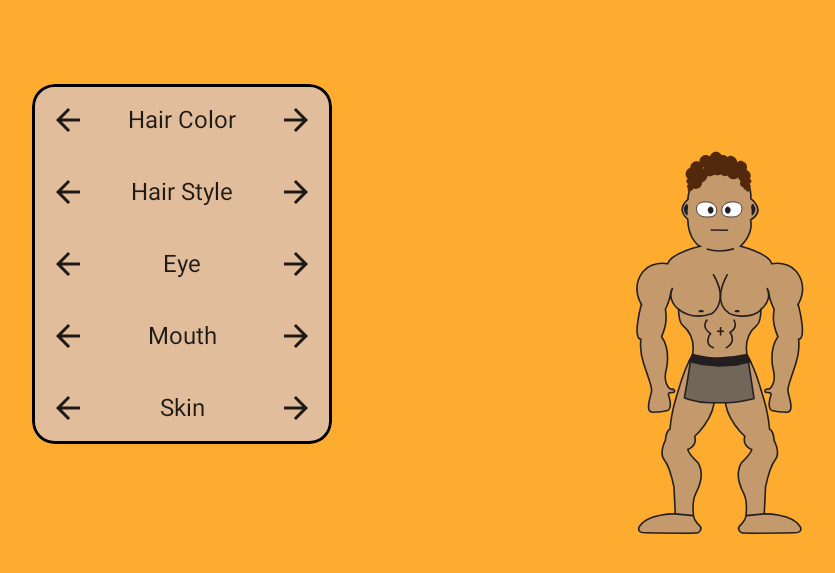
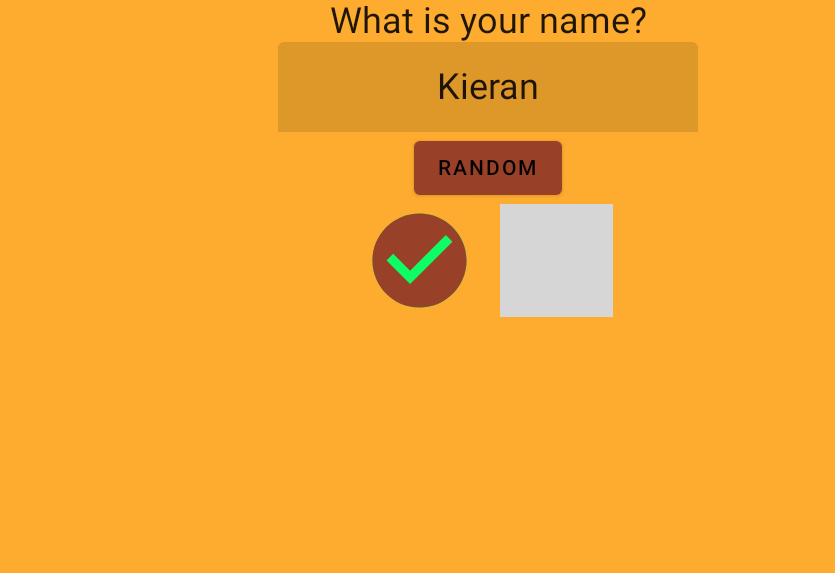
Before and after one commit to DavidSpartan95/SwordsSocks, an Android app built with Jetpack Compose: the screen it shows after launch (MainActivity), on a phone screen of 824 x 412 dp (held sideways). Shown: the top 573 px of the screen, without its empty margins (130-965 px from the left). Run offline under Robolectric (Android 15) with nearby library versions, the phone set to English and light mode, and no system bars; grey boxes are pictures that could not be loaded.

Commit message:
Commit 8 implemented name selection screen, and random name generator

```diff
--- a/app/src/main/java/com/example/swordssocks/characters/paintCharacter.kt
+++ b/app/src/main/java/com/example/swordssocks/characters/paintCharacter.kt
@@ -85,7 +85,7 @@ fun AnimatableCharacter(attack:Pair<Boolean,String>, num:Int) {
     Box(Modifier, Alignment.Center) {
         //Body
         Image(
-            painter = painterResource(R.drawable.asset_1),
+            painter = painterResource(R.drawable.character_base_tan),
             contentDescription = null,
             modifier = Modifier
                 .size(200.dp)
@@ -94,7 +94,7 @@ fun AnimatableCharacter(attack:Pair<Boolean,String>, num:Int) {
         )
         //Hair
         Image(
-            painter = painterResource(R.drawable.asset_2),
+            painter = painterResource(R.drawable.character_hair_1),
             contentDescription = null,
             modifier = Modifier
                 .size(200.dp)
--- /dev/null
+++ b/app/src/main/java/com/example/swordssocks/characters/randomNames.kt
@@ -0,0 +1,62 @@
+package com.example.swordssocks.characters
+
+import kotlin.random.Random
+
+fun randomNameGenerator():String{
+    val randomIndex = Random.nextInt(50)
+    return  maleNames[randomIndex]
+}
+val maleNames = arrayOf(
+    "Aldric",
+    "Bryce",
+    "Cedric",
+    "Dorian",
+    "Edric",
+    "Finnian",
+    "Gareth",
+    "Hadrian",
+    "Isidore",
+    "Jareth",
+    "Kael",
+    "Lorcan",
+    "Mael",
+    "Nikolai",
+    "Oberon",
+    "Percival",
+    "Quintus",
+    "Roland",
+    "Sebastian",
+    "Thaddeus",
+    "Ulric",
+    "Vance",
+    "Wesley",
+    "Xander",
+    "Yorick",
+    "Zephyr",
+    "Alaric",
+    "Balthazar",
+    "Cassius",
+    "Darius",
+    "Emeric",
+    "Felix",
+    "Gideon",
+    "Hector",
+    "Ignatius",
+    "Jasper",
+    "Kieran",
+    "Leopold",
+    "Malachi",
+    "Nathaniel",
+    "Orlando",
+    "Peregrine",
+    "Quentin",
+    "Roderick",
+    "Seamus",
+    "Theodore",
+    "Uriah",
+    "Valerian",
+    "Wilhelm",
+    "Xavier",
+    "Yarrow",
+    "Zephyrus"
+)
--- a/app/src/main/java/com/example/swordssocks/gameComponents/CreationScreen.kt
+++ b/app/src/main/java/com/example/swordssocks/gameComponents/CreationScreen.kt
@@ -1,33 +1,92 @@
 package com.example.swordssocks.gameComponents
 
+import android.view.MotionEvent
+import androidx.compose.foundation.Image
 import androidx.compose.foundation.background
 import androidx.compose.foundation.border
 import androidx.compose.foundation.layout.*
 import androidx.compose.foundation.shape.RoundedCornerShape
-import androidx.compose.material.Icon
-import androidx.compose.material.IconButton
-import androidx.compose.material.Text
+import androidx.compose.material.*
 import androidx.compose.material.icons.Icons
 import androidx.compose.material.icons.filled.ArrowBack
 import androidx.compose.material.icons.filled.ArrowForward
-import androidx.compose.runtime.Composable
-import androidx.compose.runtime.collectAsState
-import androidx.compose.runtime.getValue
+import androidx.compose.runtime.*
 import androidx.compose.ui.Alignment
+import androidx.compose.ui.Alignment.Companion.Center
+import androidx.compose.ui.ExperimentalComposeUiApi
 import androidx.compose.ui.Modifier
+import androidx.compose.ui.draw.alpha
 import androidx.compose.ui.draw.clip
 import androidx.compose.ui.graphics.Color
 import androidx.compose.ui.graphics.ColorFilter
+import androidx.compose.ui.input.pointer.pointerInteropFilter
+import androidx.compose.ui.res.painterResource
+import androidx.compose.ui.text.style.TextAlign
 import androidx.compose.ui.unit.dp
+import androidx.compose.ui.unit.sp
 import com.example.swordssocks.characters.CharacterBox
 import com.example.swordssocks.ui.theme.SandPaper
 import com.example.swordssocks.viewModel.CharacterViewModel
+import com.example.swordssocks.R
+import com.example.swordssocks.characters.randomNameGenerator
 
 var charViewModel = CharacterViewModel()
 
 @Composable
 fun CreationScreen() {
+    var screenSelected by remember { mutableStateOf(1) }
 
+    when (screenSelected){
+        1 ->{PickName({screenSelected++},{})}
+        2 ->{Customization({},{screenSelected--})}
+        3 ->{Customization({},{screenSelected--})}
+    }
+
+}
+
+@Composable
+fun PickName(fnForward: () -> Unit,fnBack:() -> Unit) {
+
+    var name by remember {mutableStateOf(randomNameGenerator())}
+
+    Column(Modifier.fillMaxWidth(),horizontalAlignment = Alignment.CenterHorizontally) {
+
+        Text(text = "What is your name?", fontSize = 24.sp)
+        TextField(
+            value = name,
+            onValueChange = {name = it},
+            textStyle = LocalTextStyle.current.copy(textAlign = TextAlign.Center,fontSize = 24.sp),
+            colors = TextFieldDefaults.textFieldColors(
+                disabledTextColor = Color.Transparent,
+                focusedIndicatorColor = Color.Transparent,
+                unfocusedIndicatorColor = Color.Transparent,
+                disabledIndicatorColor = Color.Transparent
+            )
+        )
+        //Random Generator Button
+        Button(
+            onClick = { name = randomNameGenerator() },
+            colors = ButtonDefaults.buttonColors(backgroundColor = Color(153,64,40))
+        ) {
+            Text(text = "RANDOM")
+        }
+        Row(
+            Modifier.width(200.dp),
+            horizontalArrangement = Arrangement.SpaceEvenly
+        ) {
+            CheckButton(image = Pair(
+                R.drawable.button_check_back,
+                R.drawable.button_check_front
+            )){fnForward.invoke()}
+            CheckButton(image = Pair(
+                R.drawable.button_cancel_back,
+                R.drawable.button_cancel_front
+            )){}
+        }
+    }
+}
+@Composable
+fun Customization(fnForward: () -> Unit,fnBack:() -> Unit) {
     val hairColor by charViewModel.hairColor.collectAsState()
     val hairStyle by charViewModel.hairStyle.collectAsState()
     val eyes by charViewModel.eye.collectAsState()
@@ -65,6 +124,20 @@ fun CreationScreen() {
                         {charViewModel.cycleSkin("forwards")}
                     )
                 }
+                Row(
+                    Modifier.width(200.dp),
+                    horizontalArrangement = Arrangement.SpaceEvenly
+                ) {
+                    CheckButton(image = Pair(
+                        R.drawable.button_check_back,
+                        R.drawable.button_check_front
+                    )){}
+                    CheckButton(image = Pair(
+                        R.drawable.button_cancel_back,
+                        R.drawable.button_cancel_front
+                    )){fnBack.invoke()}
+
+                }
             }
             CharacterBox(
                 hairColor = ColorFilter.tint(hairColor),
@@ -83,7 +156,7 @@ fun AppearanceSelectorBox(content: @Composable () -> Unit) {
         Modifier
             .heightIn(100.dp)
             .width(200.dp)
-            .clip(RoundedCornerShape(15.dp, 15.dp, 15.dp, 15.dp))
+            .clip(RoundedCornerShape(15.dp))
             .background(SandPaper)
             .border(
                 width = 2.dp,
@@ -115,3 +188,49 @@ fun SelectorButtons(text:String, ArrowBack:()-> Unit,ArrowForward:()-> Unit) {
         }
     }
 }
+
+@OptIn(ExperimentalComposeUiApi::class)
+@Composable
+fun CheckButton(image:Pair<Int,Int>, fn:() -> Unit) {
+    var opacity by remember { mutableStateOf(1f) }
+    var size by remember { mutableStateOf(75) }
+    var isBeingPressed by remember { mutableStateOf(false) }
+
+    Box(
+        modifier = Modifier
+            .size(75.dp)
+            .pointerInteropFilter { motionEvent ->
+                when (motionEvent.action) {
+                    MotionEvent.ACTION_DOWN -> {
+                        isBeingPressed = true
+                        size = 65
+                        opacity = 0.5f
+                    }
+                    MotionEvent.ACTION_UP -> {
+                        isBeingPressed = false
+                        size = 75
+                        opacity = 1f
+                        fn.invoke()
+                    }
+                }
+                true
+            }
+    ) {
+        Image(
+            painter = painterResource(image.first),
+            contentDescription = null,
+            modifier = Modifier
+                .size(size.dp)
+                .alpha(opacity)
+                .align(Center)
+        )
+        Image(
+            painter = painterResource(image.second),
+            contentDescription = null,
+            modifier = Modifier
+                .size(size.dp)
+                .alpha(opacity)
+                .align(Center)
+        )
+    }
+}
--- a/app/src/main/java/com/example/swordssocks/viewModel/CharacterViewModel.kt
+++ b/app/src/main/java/com/example/swordssocks/viewModel/CharacterViewModel.kt
@@ -57,6 +57,7 @@ class CharacterViewModel : ViewModel(){
     private var selectNumEye = 0
     private var selectNumMouth = 0
     private var selectNumSkin = 0
+
     fun cycleHair(direction:String?){
         if (direction == "backward") {
             selectNumHair = (selectNumHair - 1 + hairStyles.size) % hairStyles.size
--- /dev/null
+++ b/app/src/main/res/drawable/button_cancel_front.xml
@@ -0,0 +1,5 @@
+<vector android:height="24dp" android:tint="#994028"
+    android:viewportHeight="24" android:viewportWidth="24"
+    android:width="24dp" xmlns:android="http://schemas.android.com/apk/res/android">
+    <path android:fillColor="@android:color/white" android:pathData="M12,2C6.47,2 2,6.47 2,12s4.47,10 10,10 10,-4.47 10,-10S17.53,2 12,2zM17,15.59L15.59,17 12,13.41 8.41,17 7,15.59 10.59,12 7,8.41 8.41,7 12,10.59 15.59,7 17,8.41 13.41,12 17,15.59z"/>
+</vector>
--- /dev/null
+++ b/app/src/main/res/drawable/button_check_back.xml
@@ -0,0 +1,5 @@
+<vector android:height="24dp" android:tint="#0EFD64"
+    android:viewportHeight="24" android:viewportWidth="24"
+    android:width="24dp" xmlns:android="http://schemas.android.com/apk/res/android">
+    <path android:fillColor="@android:color/white" android:pathData="M12,2C6.47,2 2,6.47 2,12s4.47,10 10,10 10,-4.47 10,-10S17.53,2 12,2z"/>
+</vector>
--- /dev/null
+++ b/app/src/main/res/drawable/button_check_front.xml
@@ -0,0 +1,5 @@
+<vector android:height="24dp" android:tint="#994028"
+    android:viewportHeight="24" android:viewportWidth="24"
+    android:width="24dp" xmlns:android="http://schemas.android.com/apk/res/android">
+    <path android:fillColor="@android:color/white" android:pathData="M12,2C6.48,2 2,6.48 2,12s4.48,10 10,10 10,-4.48 10,-10S17.52,2 12,2zM10,17l-5,-5 1.41,-1.41L10,14.17l7.59,-7.59L19,8l-9,9z"/>
+</vector>
```
Also changed, not shown: app/src/main/res/drawable-mdpi/asset_1.xml (deleted, +0 -107 lines), app/src/main/res/drawable-mdpi/asset_2.xml (deleted, +0 -12 lines).
